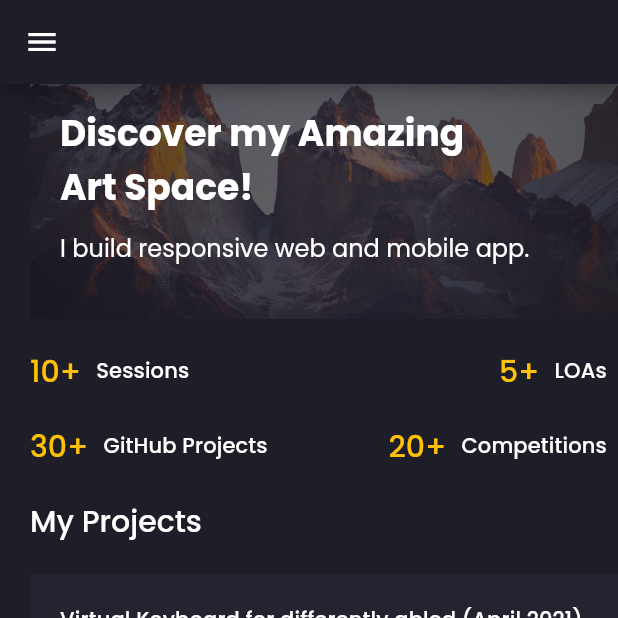
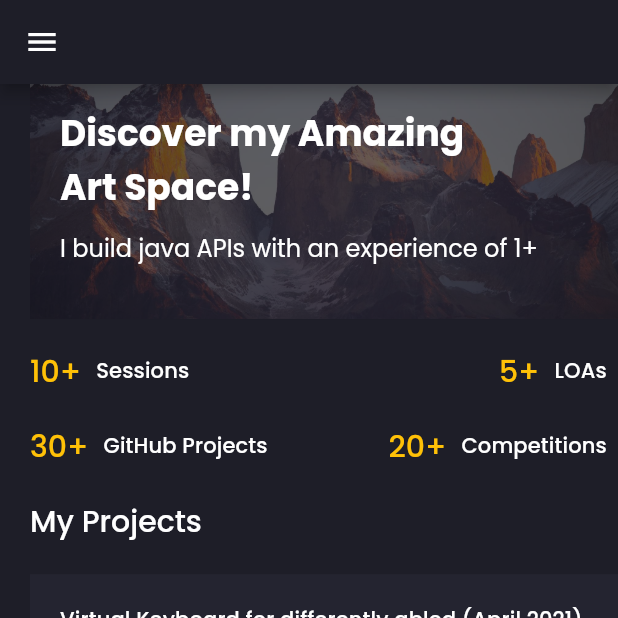
Before and after one commit to simran1901/Simran-s-Portfolio, a Flutter app: the screen it shows after launch, on a phone screen of 412 x 824 dp, the top half of it. Run offline on Flutter 3.47's test engine with Material 2 defaults, Android fonts, the light colour scheme and no system bars; drawn by our look-alikes of animated_text_kit; our stand-ins replace flutter_svg, google_fonts; missing offline and left inert: dart:html.

Commit message:
updated home banner

```diff
--- a/lib/screens/home/components/home_banner.dart
+++ b/lib/screens/home/components/home_banner.dart
@@ -110,7 +110,11 @@ class AnimatedText extends StatelessWidget {
     return AnimatedTextKit(
       animatedTexts: [
         TyperAnimatedText(
-          "responsive web and mobile app.",
+          "java APIs with an experience of 1+ years.",
+          speed: Duration(milliseconds: 60),
+        ),
+        TyperAnimatedText(
+          "responsive web and mobile apps.",
           speed: Duration(milliseconds: 60),
         ),
         TyperAnimatedText(
@@ -138,7 +142,7 @@ class FlutterCodedText extends StatelessWidget {
         text: "<",
         children: [
           TextSpan(
-            text: "flutter",
+            text: "code",
             style: TextStyle(color: primaryColor),
           ),
           TextSpan(text: ">"),
```
